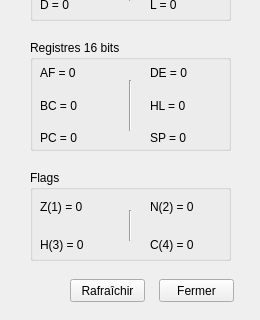
The window that GUI/Qt/SRC_UI/debugregisterswindow.ui (Robilemb/Game-Boy-Emulator) describes before a commit, drawn with Qt 5; both pictures show x 0 to 260 and y 160 to 480 of the 260 by 480 pixel window.
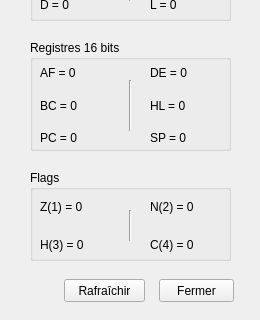
The same window after the commit.

Commit message: Correctif Fenetres Mac

What changed in the file:
```diff
--- a/GUI/Qt/SRC_UI/debugregisterswindow.ui
+++ b/GUI/Qt/SRC_UI/debugregisterswindow.ui
@@ -295,9 +295,9 @@
   <widget class="QPushButton" name="refreshButton">
    <property name="geometry">
     <rect>
-     <x>70</x>
+     <x>64</x>
      <y>439</y>
-     <width>75</width>
+     <width>81</width>
      <height>23</height>
     </rect>
    </property>
```
The commit also changes 1 other file.
